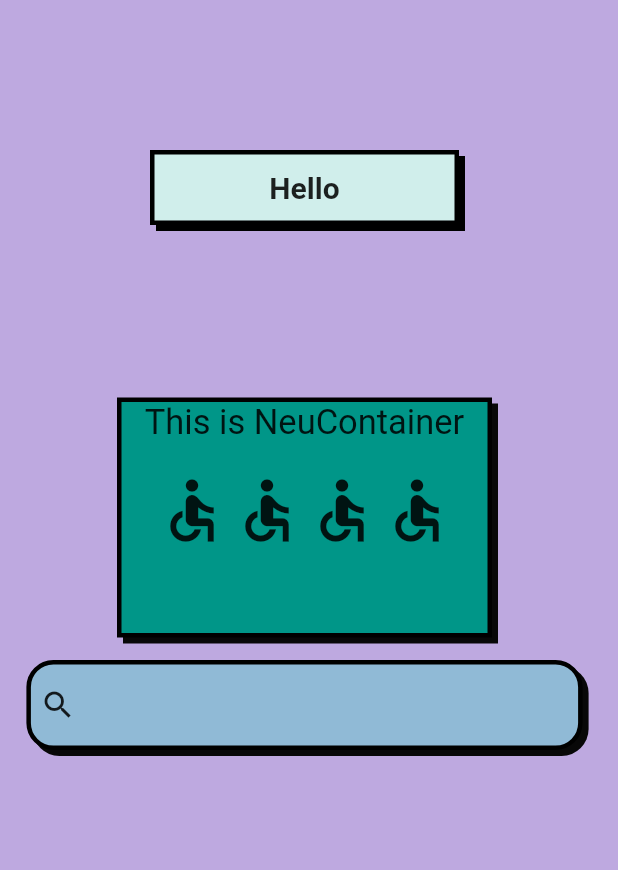
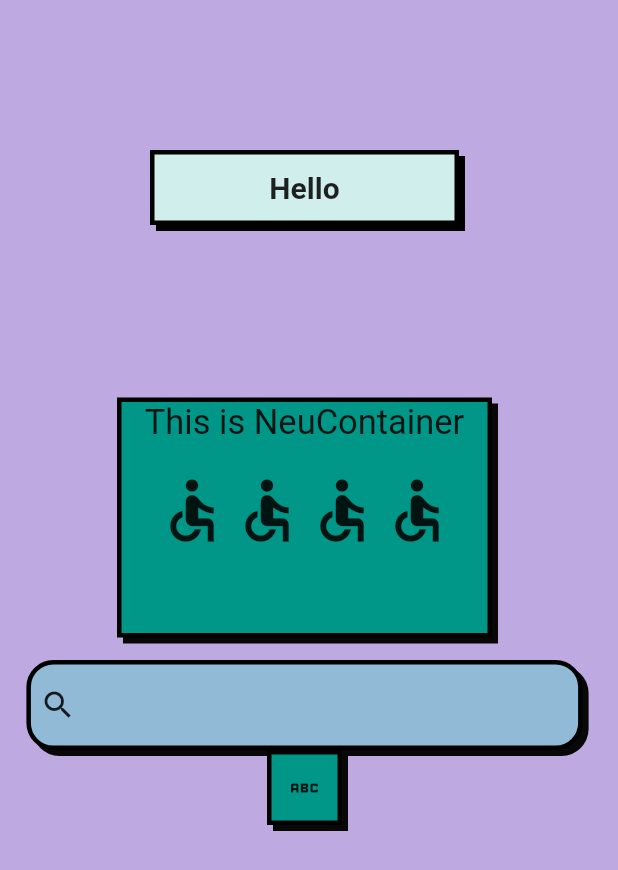
Before and after one commit to deepraj02/neubrutalism_ui, a Flutter app: the screen it shows after launch, on a phone screen of 412 x 824 dp. Shown: the top 870 px of the screen. Run offline on Flutter 3.47's test engine with Material 2 defaults, Android fonts, the light colour scheme and no system bars.

Commit message:
fix: Dart Formatted & Code Cleanup

```diff
--- a/example/lib/main.dart
+++ b/example/lib/main.dart
@@ -102,6 +102,9 @@ class TestNeu extends StatelessWidget {
               inputStyle: const TextStyle(
                   fontSize: 20, color: Color.fromARGB(255, 0, 0, 0)),
             ),
+            NeuIconButton(
+              icon: const Icon(Icons.abc),
+            ),
           ],
         ),
       ),
--- a/lib/src/widgets/buttons/neu_icon_button.dart
+++ b/lib/src/widgets/buttons/neu_icon_button.dart
@@ -35,9 +35,9 @@ class NeuIconButton extends StatefulWidget {
     this.paddingData,
     this.borderRadius,
     this.blurGeometry = neuOffset,
-    this.buttonHeight,
+    this.buttonHeight = 50,
     this.shadowBlurRadius = neuShadowBlurRadius,
-    this.buttonWidth,
+    this.buttonWidth = 50,
     this.borderWidth = neuBorder,
   }) : super(key: key);
 
@@ -81,11 +81,11 @@ class NeuIconButton extends StatefulWidget {
 
   /// - buttonHeight (optional) : A double value that defines the height of the button.
   ///
-  final double? buttonHeight;
+  final double buttonHeight;
 
   /// - buttonWidth (optional) : A double value that defines the width of the button.
   ///
-  final double? buttonWidth;
+  final double buttonWidth;
 
   /// - shadowBlurRadius (optional) : A double that defines the radius of the blur applied to the shadow of the card.
   ///
```
